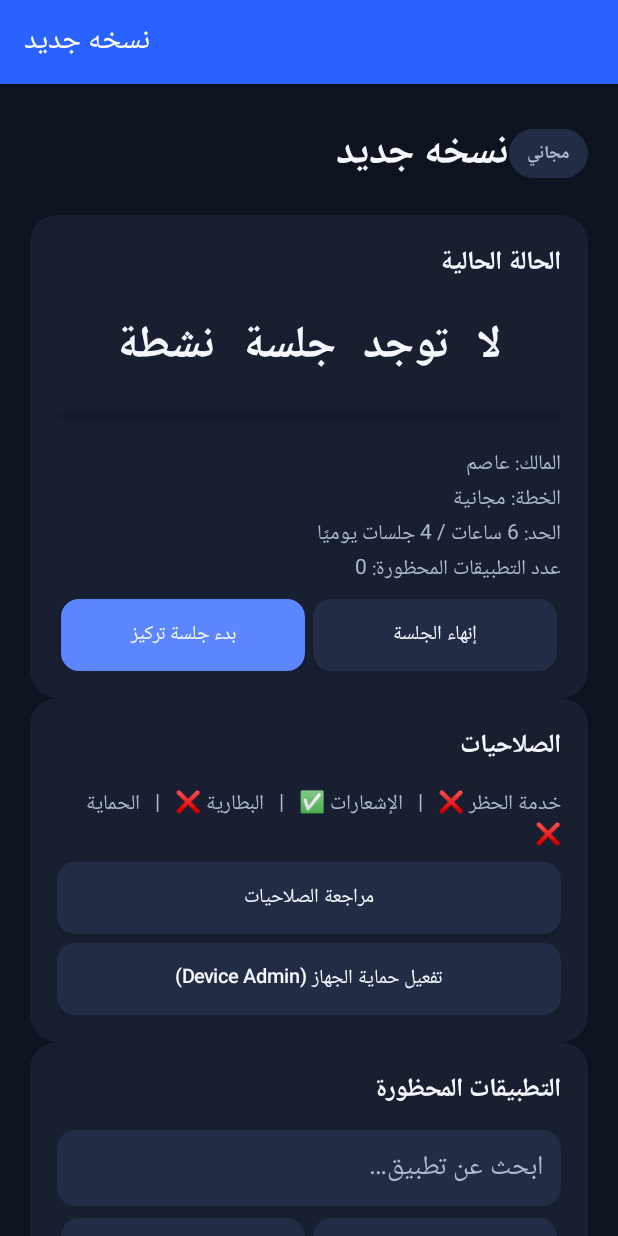
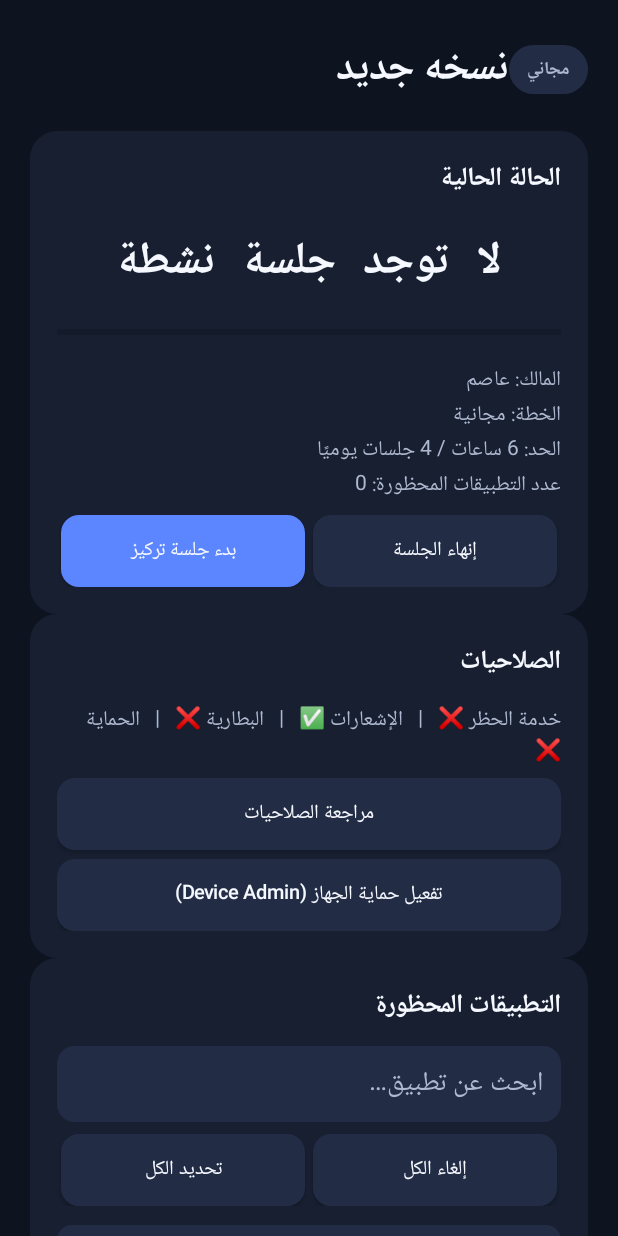
Before and after one commit to ACona1/NewCopyApp, an Android app: the screen it shows after launch (MainActivity), on a phone screen of 412 x 824 dp. Run offline under Robolectric (Android 15) with nearby library versions, the phone set to English and light mode, and no system bars.

Commit message:
Improve blocking behaviour and UI (v1.1)

```diff
--- a/app/src/main/res/values/styles.xml
+++ b/app/src/main/res/values/styles.xml
@@ -1,8 +1,12 @@
 <?xml version="1.0" encoding="utf-8"?>
 <resources>
-    <style name="Theme.NewCopyApp" parent="Theme.AppCompat.DayNight.DarkActionBar">
-        <item name="colorPrimary">#2962FF</item>
-        <item name="colorPrimaryDark">#1E4BD8</item>
-        <item name="colorAccent">#FF4081</item>
+    <style name="Theme.NewCopyApp" parent="Theme.MaterialComponents.DayNight.NoActionBar">
+        <item name="colorPrimary">@color/primary</item>
+        <item name="colorPrimaryDark">@color/bg</item>
+        <item name="colorAccent">@color/accent</item>
+        <item name="android:windowBackground">@color/bg</item>
+        <item name="android:statusBarColor">@color/bg</item>
+        <item name="android:navigationBarColor">@color/bg</item>
+        <item name="android:windowLightStatusBar">false</item>
     </style>
 </resources>
```
